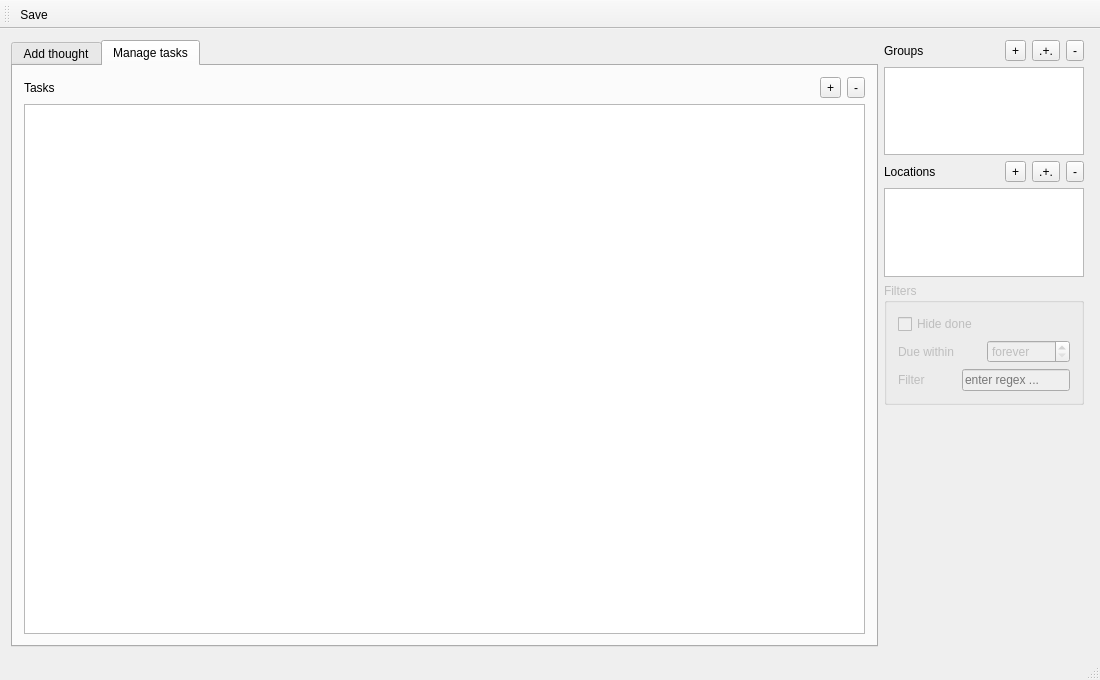
The window that MainWindow.ui (hheld/JustDoIt) describes before a commit, drawn with Qt 5.
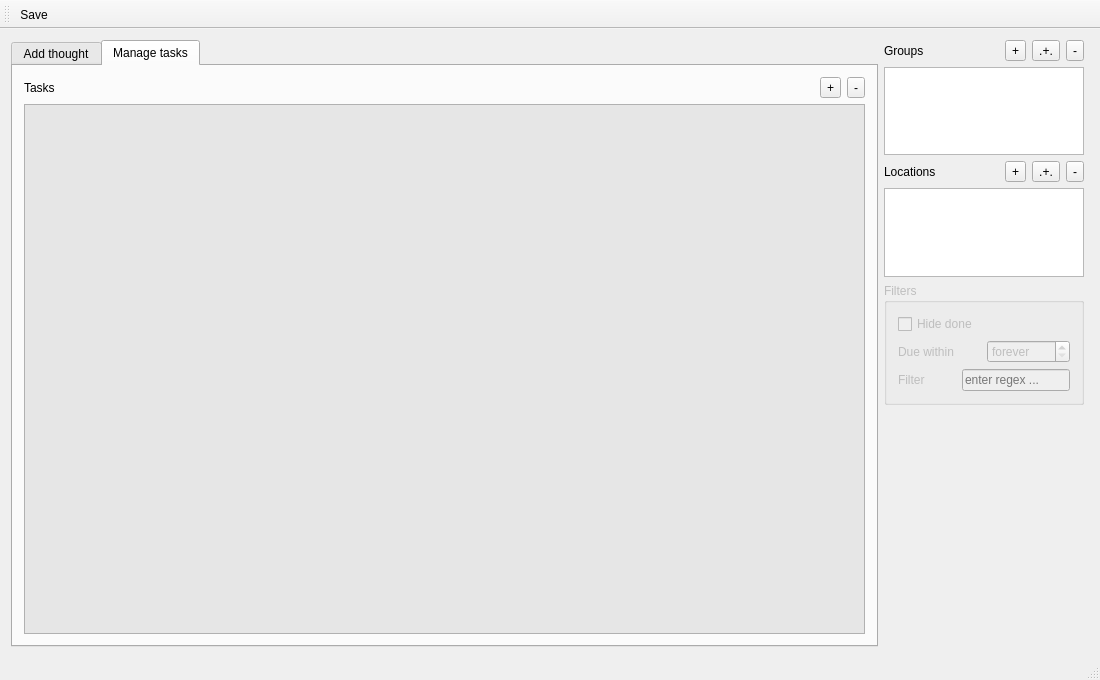
The same window after the commit. Custom widgets are drawn as their Qt base class.

Diff of the .ui file:
```diff
--- a/MainWindow.ui
+++ b/MainWindow.ui
@@ -203,14 +203,22 @@
                <bool>false</bool>
               </property>
               <property name="styleSheet">
-               <string notr="true">font: 10pt &quot;Ubuntu&quot;;</string>
+               <string notr="true">font: 10pt &quot;Ubuntu&quot;;
+background-color: rgb(230, 230, 230);
+alternate-background-color: rgb(170, 191, 216);</string>
               </property>
               <property name="alternatingRowColors">
                <bool>true</bool>
               </property>
+              <property name="textElideMode">
+               <enum>Qt::ElideRight</enum>
+              </property>
               <property name="horizontalScrollMode">
                <enum>QAbstractItemView::ScrollPerPixel</enum>
               </property>
+              <property name="showGrid">
+               <bool>false</bool>
+              </property>
               <property name="sortingEnabled">
                <bool>true</bool>
               </property>
@@ -223,6 +231,9 @@
               <attribute name="verticalHeaderVisible">
                <bool>false</bool>
               </attribute>
+              <attribute name="verticalHeaderDefaultSectionSize">
+               <number>20</number>
+              </attribute>
              </widget>
             </item>
            </layout>
```
